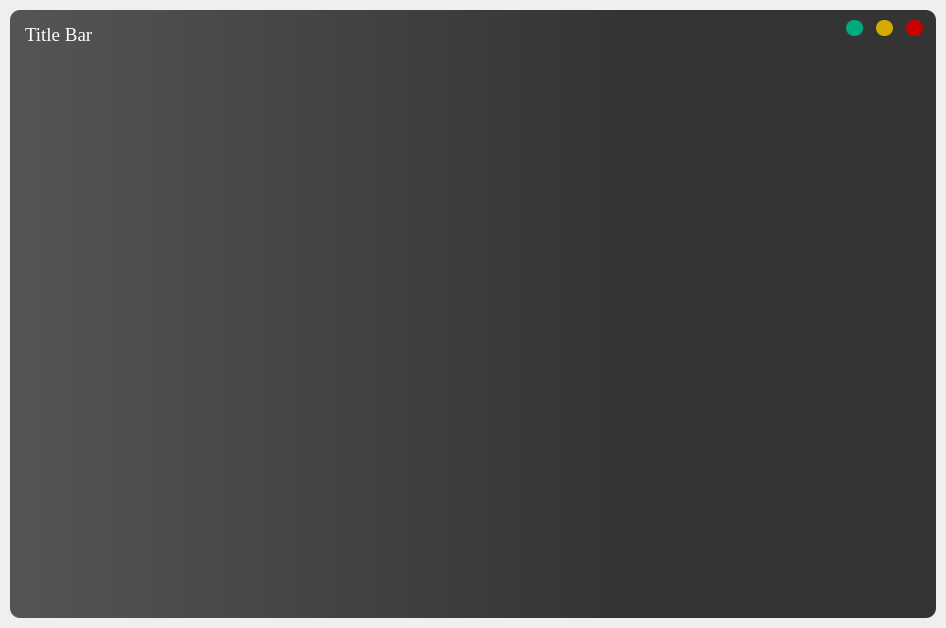
Above: ui_main.ui from HSU-S21-CS232/P03-mc683 before the change. Below: the same form after it.
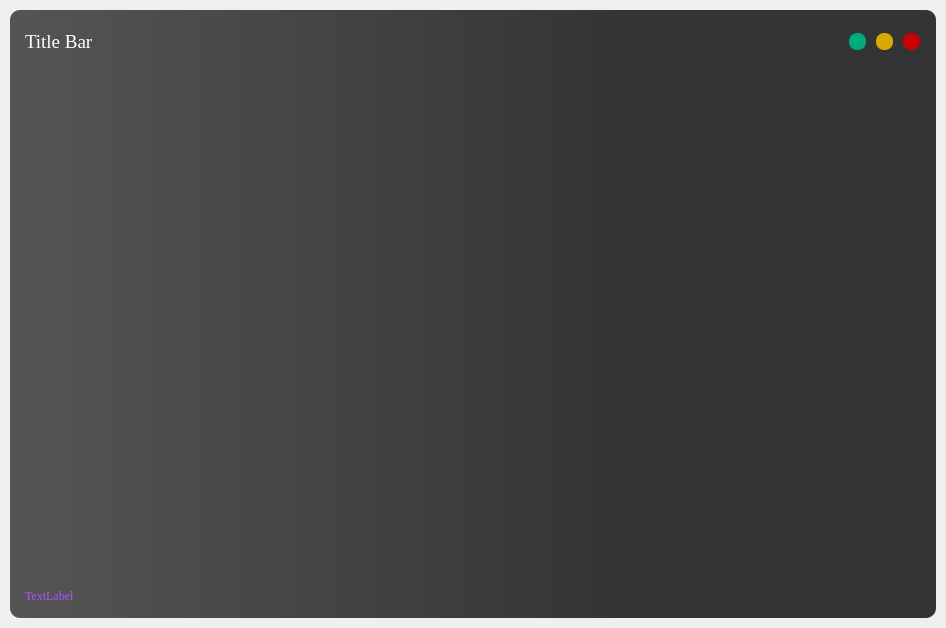
That is the form after the change.

Commit message: Corrected the bottom bar.

Diff of the .ui file:
```diff
--- a/ui_main.ui
+++ b/ui_main.ui
@@ -154,15 +154,9 @@
             <property name="frameShadow">
              <enum>QFrame::Raised</enum>
             </property>
+            <layout class="QHBoxLayout" name="horizontalLayout_3">
+             <item>
             <widget class="QPushButton" name="btn_maximize">
-             <property name="geometry">
-              <rect>
-               <x>10</x>
-               <y>10</y>
-               <width>17</width>
-               <height>16</height>
-              </rect>
-             </property>
              <property name="minimumSize">
               <size>
                <width>16</width>
@@ -189,15 +183,9 @@
               <string/>
              </property>
             </widget>
+             </item>
+             <item>
             <widget class="QPushButton" name="btn_minimize">
-             <property name="geometry">
-              <rect>
-               <x>40</x>
-               <y>10</y>
-               <width>17</width>
-               <height>16</height>
-              </rect>
-             </property>
              <property name="minimumSize">
               <size>
                <width>16</width>
@@ -224,15 +212,9 @@
               <string/>
              </property>
             </widget>
+             </item>
+             <item>
             <widget class="QPushButton" name="btn_close">
-             <property name="geometry">
-              <rect>
-               <x>70</x>
-               <y>10</y>
-               <width>17</width>
-               <height>16</height>
-              </rect>
-             </property>
              <property name="minimumSize">
               <size>
                <width>16</width>
@@ -259,32 +241,21 @@
               <string/>
              </property>
             </widget>
-           </widget>
           </item>
          </layout>
         </widget>
        </item>
-       <item>
-        <widget class="QFrame" name="credit_bar">
-         <property name="maximumSize">
-          <size>
-           <width>16777215</width>
-           <height>30</height>
-          </size>
-         </property>
-         <property name="styleSheet">
-          <string notr="true">background-color: none;</string>
-         </property>
-         <property name="frameShape">
-          <enum>QFrame::StyledPanel</enum>
-         </property>
-         <property name="frameShadow">
-          <enum>QFrame::Raised</enum>
-         </property>
+         </layout>
         </widget>
        </item>
        <item>
         <widget class="QFrame" name="content_bar">
+         <property name="maximumSize">
+          <size>
+           <width>16777215</width>
+           <height>500</height>
+          </size>
+         </property>
          <property name="styleSheet">
           <string notr="true">background-color: none;</string>
          </property>
@@ -296,6 +267,109 @@
          </property>
         </widget>
        </item>
+       <item>
+        <widget class="QFrame" name="credit_bar">
+         <property name="maximumSize">
+          <size>
+           <width>16777215</width>
+           <height>30</height>
+          </size>
+         </property>
+         <property name="styleSheet">
+          <string notr="true">background-color: none;</string>
+         </property>
+         <property name="frameShape">
+          <enum>QFrame::NoFrame</enum>
+         </property>
+         <property name="frameShadow">
+          <enum>QFrame::Raised</enum>
+         </property>
+         <layout class="QHBoxLayout" name="horizontalLayout_2">
+          <property name="spacing">
+           <number>0</number>
+          </property>
+          <property name="leftMargin">
+           <number>0</number>
+          </property>
+          <property name="topMargin">
+           <number>0</number>
+          </property>
+          <property name="rightMargin">
+           <number>0</number>
+          </property>
+          <property name="bottomMargin">
+           <number>0</number>
+          </property>
+          <item>
+           <widget class="QFrame" name="frame_label_credits">
+            <property name="frameShape">
+             <enum>QFrame::StyledPanel</enum>
+            </property>
+            <property name="frameShadow">
+             <enum>QFrame::Raised</enum>
+            </property>
+            <layout class="QVBoxLayout" name="verticalLayout_3">
+             <property name="spacing">
+              <number>0</number>
+             </property>
+             <property name="leftMargin">
+              <number>15</number>
+             </property>
+             <property name="topMargin">
+              <number>0</number>
+             </property>
+             <property name="rightMargin">
+              <number>0</number>
+             </property>
+             <property name="bottomMargin">
+              <number>0</number>
+             </property>
+             <item>
+              <widget class="QLabel" name="label_credits">
+               <property name="font">
+                <font>
+                 <family>Times New Roman</family>
+                </font>
+               </property>
+               <property name="styleSheet">
+                <string notr="true">color: rgb(170, 85, 255);</string>
+               </property>
+               <property name="text">
+                <string>TextLabel</string>
+               </property>
+              </widget>
+             </item>
+            </layout>
+           </widget>
+          </item>
+          <item>
+           <widget class="QFrame" name="frame_grip">
+            <property name="minimumSize">
+             <size>
+              <width>30</width>
+              <height>30</height>
+             </size>
+            </property>
+            <property name="maximumSize">
+             <size>
+              <width>30</width>
+              <height>30</height>
+             </size>
+            </property>
+            <property name="styleSheet">
+             <string notr="true">padding: 5px;</string>
+            </property>
+            <property name="frameShape">
+             <enum>QFrame::StyledPanel</enum>
+            </property>
+            <property name="frameShadow">
+             <enum>QFrame::Raised</enum>
+            </property>
+           </widget>
+          </item>
+         </layout>
+        </widget>
+       </item>
       </layout>
      </widget>
     </item>
```
Lines whose indentation alone changed are shown as unchanged.
